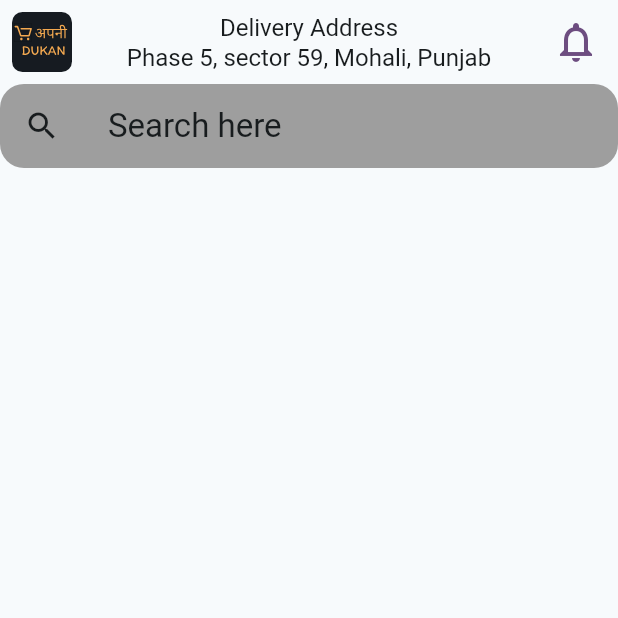
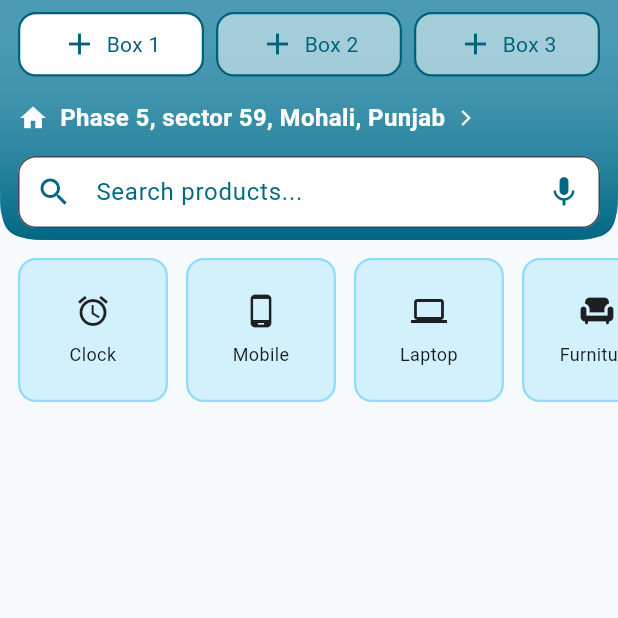
Before and after one commit to Karanbir31/apni-dhukan, a Flutter app: the screen it shows after launch, on a phone screen of 412 x 824 dp, the top half of it. Run offline on Flutter 3.47's test engine with Material 3 defaults, Android fonts, the phone set to English and light mode, and no system bars; our stand-ins replace get.

Commit message:
design products screen ui

```diff
--- a/lib/products/presentation/controller/products_controller.dart
+++ b/lib/products/presentation/controller/products_controller.dart
@@ -1,7 +1,14 @@
+import 'package:flutter/material.dart';
 import 'package:get/get.dart';
 
 class ProductsController extends GetxController {
-
-
-
+  List<Map<Icon, String>> categories = [
+    {Icon(Icons.access_alarm): "Clock"},
+    {Icon(Icons.phone_android): "Mobile"},
+    {Icon(Icons.laptop): "Laptop"},
+    {Icon(Icons.chair): "Furniture"},
+    {Icon(Icons.watch): "Watch"},
+    {Icon(Icons.book): "Books"},
+    {Icon(Icons.headphones): "Headphones"},
+  ];
 }
--- a/lib/products/presentation/products_screen.dart
+++ b/lib/products/presentation/products_screen.dart
@@ -1,92 +1,80 @@
-import 'package:apnidhukan/core/app_const/app_assets.dart';
 import 'package:apnidhukan/products/presentation/controller/products_controller.dart';
+import 'package:apnidhukan/products/presentation/ui_widgets/top_search_sliver_bar.dart';
 import 'package:flutter/material.dart';
-import 'package:flutter_svg/flutter_svg.dart';
 import 'package:get/get.dart';
 
 class ProductsScreen extends GetView<ProductsController> {
-  const ProductsScreen({super.key});
+  ProductsScreen({super.key});
+
+  ThemeData? theme;
 
   @override
   Widget build(BuildContext context) {
+    theme = context.theme;
+
     return Scaffold(body: SafeArea(child: productsScreenUi(context)));
   }
 
   Widget productsScreenUi(BuildContext context) {
     return CustomScrollView(
-      slivers: [addressAppBar(context), searchBarAppBar(context)],
+      slivers: [
+        TopSearchSliverBar(),
+
+        categoriesSliverTopBar(),
+
+        SliverFillRemaining(),
+      ],
+    );
+  }
+  Widget categoriesSliverTopBar() {
+    return SliverAppBar(
+      floating: false,
+      pinned: false,
+      expandedHeight: 120,
+
+      flexibleSpace: FlexibleSpaceBar(
+        background: Padding(
+          padding: const EdgeInsets.symmetric(vertical: 12.0),
+          child: ListView.builder(
+            scrollDirection: Axis.horizontal,
+            itemCount: controller.categories.length,
+            padding: EdgeInsets.symmetric(horizontal: 12.0),
+            itemBuilder: (context, index) {
+              final entry = controller.categories[index].entries.first;
+              final icon = entry.key;
+              final label = entry.value;
+
+              return Container(
+                width: 100, // fixed width for each item
+                margin: EdgeInsets.only(right: 12),
+                padding: EdgeInsets.all(8.0),
+                alignment: Alignment.center,
+                decoration: BoxDecoration(
+                  color: theme!.colorScheme.primaryContainer.withValues(alpha: 0.33),
+                  borderRadius: BorderRadius.circular(12),
+                  border: Border.all(
+                    color: theme!.colorScheme.primaryContainer,
+                    width: 1.5,
+                  ),
+                ),
+                child: Column(
+                  mainAxisAlignment: MainAxisAlignment.center,
+                  children: [
+                    icon,
+                    SizedBox(height: 8),
+                    Text(
+                      label,
+                      textAlign: TextAlign.center,
+                      style: TextStyle(fontSize: 12),
+                    ),
+                  ],
+                ),
+              );
+            },
+          ),
+        ),
+      ),
     );
   }
 
-  Widget addressAppBar(BuildContext context) {
-    return SliverAppBar(
-      floating: true,
-      pinned: false,
-      elevation: 8,
-
-      centerTitle: true,
-      title: Padding(
-        padding: const EdgeInsets.symmetric(horizontal: 8.0),
-        child: Column(
-          mainAxisAlignment: MainAxisAlignment.start,
-          mainAxisSize: MainAxisSize.min,
-          crossAxisAlignment: CrossAxisAlignment.center,
-
-          children: [
-            Text(
-              "Delivery Address",
-              maxLines: 1,
-              overflow: TextOverflow.fade,
-              style: TextStyle(fontSize: 16),
-              textAlign: TextAlign.center,
-            ),
-            Text(
-              "Phase 5, sector 59, Mohali, Punjab",
-              maxLines: 1,
-              overflow: TextOverflow.ellipsis,
-              style: TextStyle(fontSize: 16),
-              textAlign: TextAlign.center,
-            ),
-          ],
-        ),
-      ),
-      leading: Padding(
-        padding: const EdgeInsets.all(8.0),
-        child: SvgPicture.asset(
-          AppAssets.appLogo,
-          fit: BoxFit.fill,
-
-          width: 48,
-          height: 48,
-        ),
-      ),
-      actions: [
-        IconButton(
-          alignment: Alignment.center,
-
-          onPressed: () {},
-          icon: Padding(
-            padding: const EdgeInsets.all(4.0),
-            child: Icon(
-              size: 32,
-              Icons.notifications_none_outlined,
-              color: context.theme.colorScheme.onTertiaryContainer,
-            ),
-          ),
-        ),
-      ],
-    );
-  }
-
-  Widget searchBarAppBar(BuildContext context) {
-    return SliverAppBar(
-      floating: false,
-      pinned: true,
-      shape: RoundedRectangleBorder(borderRadius: BorderRadius.circular(16)),
-      leading: Icon(Icons.search),
-      elevation: 8,
-      title: Text("Search here"),
-      backgroundColor: Colors.grey,
-    );
-  }
 }
```
Also changed, not shown: lib/products/presentation/ui_widgets/top_search_sliver_bar.dart (added, +225 -0 lines), pubspec.lock.
